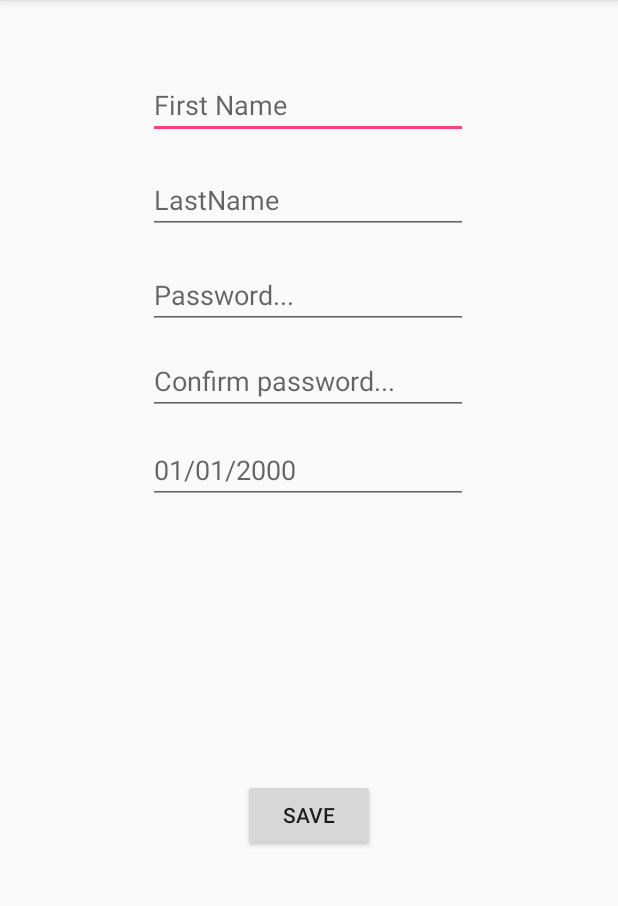
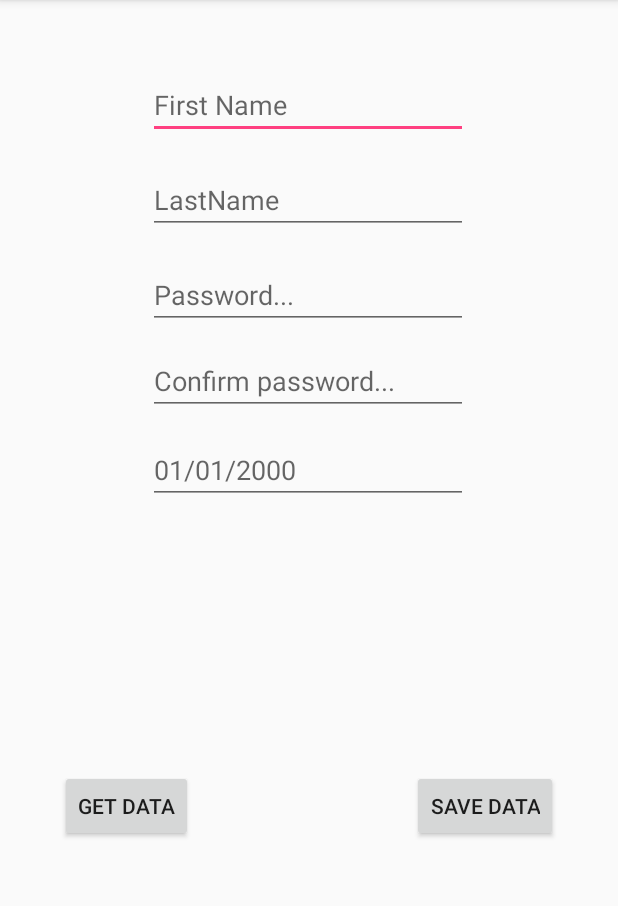
Before and after one commit to JDevs10/Firebase-Test-Android-Studio, an Android app: the screen it shows after launch (MainActivity), on a phone screen of 412 x 824 dp, the part 84-990 px from its top. Run offline under Robolectric (Android 15) with nearby library versions, the phone set to English and light mode, and no system bars; our stand-ins replace Firebase (no records; nobody signed in at launch, a user with empty details on screens opened directly).

Commit message:
can now retrieve data store in the database from id 1 only

```diff
--- a/app/src/main/res/layout/activity_main.xml
+++ b/app/src/main/res/layout/activity_main.xml
@@ -90,15 +90,25 @@
         android:id="@+id/button_save"
         android:layout_width="wrap_content"
         android:layout_height="wrap_content"
-        android:layout_marginBottom="72dp"
-        android:layout_marginEnd="148dp"
-        android:layout_marginLeft="148dp"
-        android:layout_marginRight="148dp"
-        android:layout_marginStart="148dp"
-        android:layout_marginTop="54dp"
+        android:layout_marginBottom="78dp"
+        android:layout_marginEnd="40dp"
+        android:layout_marginRight="40dp"
+        android:layout_marginTop="48dp"
         android:text="@string/save"
         app:layout_constraintBottom_toBottomOf="parent"
         app:layout_constraintEnd_toEndOf="parent"
+        app:layout_constraintTop_toBottomOf="@+id/editText_birthday" />
+
+    <Button
+        android:id="@+id/button_get_data"
+        android:layout_width="wrap_content"
+        android:layout_height="wrap_content"
+        android:layout_marginBottom="78dp"
+        android:layout_marginLeft="40dp"
+        android:layout_marginStart="40dp"
+        android:layout_marginTop="48dp"
+        android:text="@string/get_data"
+        app:layout_constraintBottom_toBottomOf="parent"
         app:layout_constraintStart_toStartOf="parent"
         app:layout_constraintTop_toBottomOf="@+id/editText_birthday" />
 
--- a/app/src/main/res/values/strings.xml
+++ b/app/src/main/res/values/strings.xml
@@ -5,5 +5,6 @@
     <string name="password">Password...</string>
     <string name="confirm_password">Confirm password...</string>
     <string name="_01_01_2000">01/01/2000</string>
-    <string name="save">Save</string>
+    <string name="save">Save Data</string>
+    <string name="get_data">Get Data</string>
 </resources>
```
Also changed, not shown: app/src/main/java/com/example/j_lds/firebasetest/MainActivity.java (+38 -4 lines).
